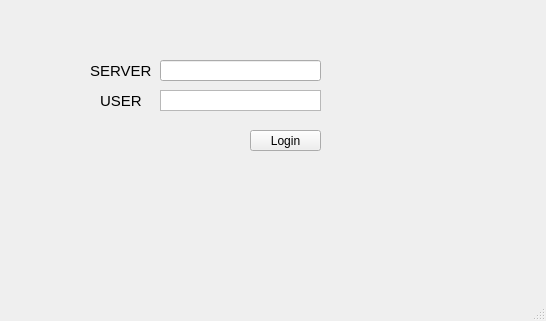
The window that book/Chapter12/ChatClient/mainwindow.ui (kiam123/qt-tutorial) describes before a commit, drawn with Qt 5.
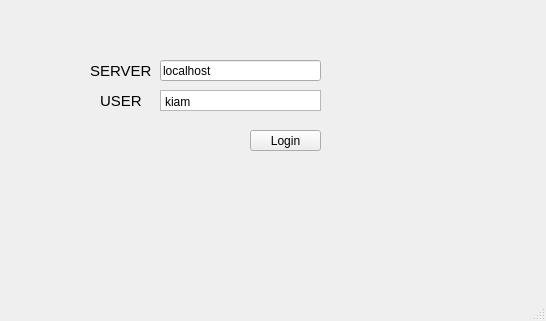
The same window after the commit.

```diff
--- a/book/Chapter12/ChatClient/mainwindow.ui
+++ b/book/Chapter12/ChatClient/mainwindow.ui
@@ -78,6 +78,9 @@
     <property name="horizontalScrollBarPolicy">
      <enum>Qt::ScrollBarAsNeeded</enum>
     </property>
+    <property name="plainText">
+     <string>kiam</string>
+    </property>
    </widget>
    <widget class="QLineEdit" name="serverLineEdit">
     <property name="geometry">
@@ -88,6 +91,9 @@
       <height>21</height>
      </rect>
     </property>
+    <property name="text">
+     <string>localhost</string>
+    </property>
    </widget>
   </widget>
   <widget class="QMenuBar" name="menubar">
```
